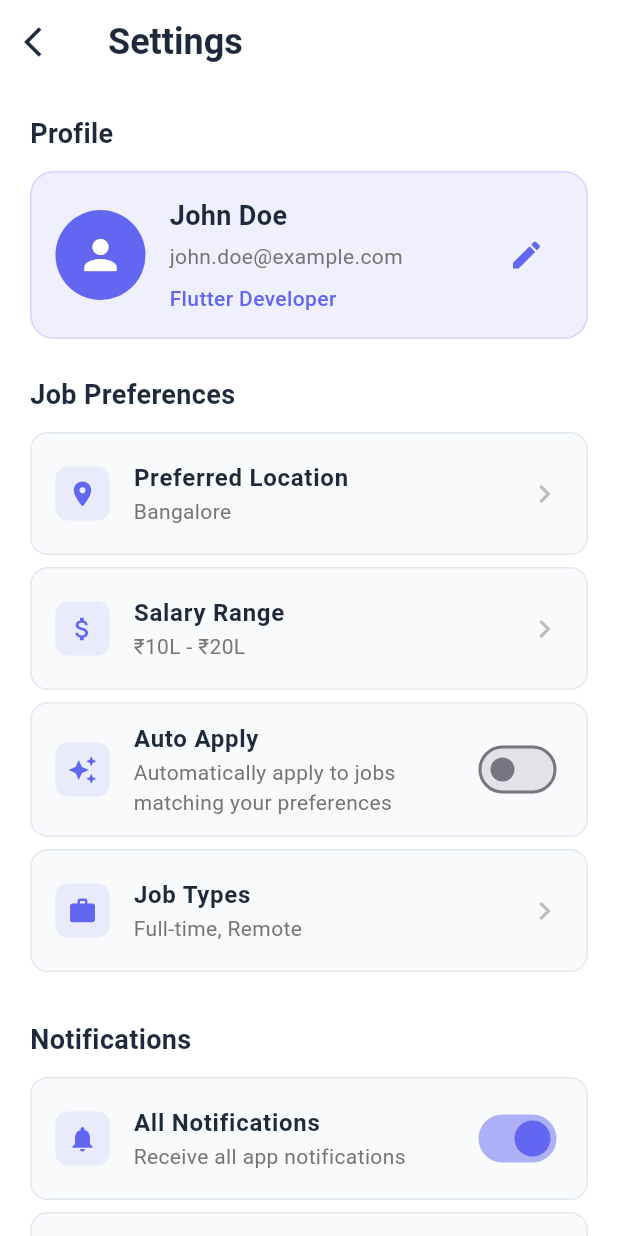
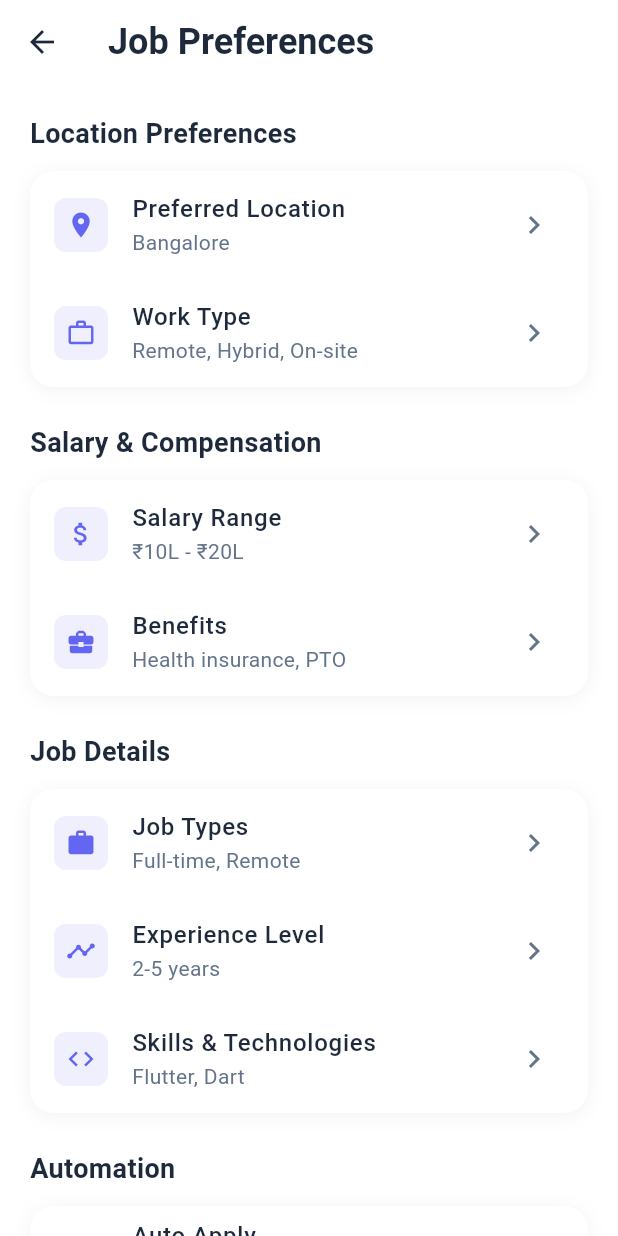
Before and after one commit to arnav-khandelwal/jobr, a Flutter app: the HomeScreen screen opened by its route, item 3 of the bottom bar chosen, on a phone screen of 412 x 824 dp. Run offline on Flutter 3.47's test engine with Material 3 defaults, Android fonts, the phone set to English and light mode, and no system bars; network calls fail.

Commit message:
added a preferences page

```diff
--- /dev/null
+++ b/lib/screens/preferences_screen.dart
@@ -0,0 +1,522 @@
+import 'package:flutter/material.dart';
+
+class PreferencesScreen extends StatefulWidget {
+  const PreferencesScreen({super.key});
+
+  @override
+  State<PreferencesScreen> createState() => _PreferencesScreenState();
+}
+
+class _PreferencesScreenState extends State<PreferencesScreen> {
+  bool _autoApply = false;
+  String _preferredLocation = 'Bangalore';
+  String _salaryRange = '₹10L - ₹20L';
+  String _jobTypes = 'Full-time, Remote';
+  String _experience = '2-5 years';
+  List<String> _selectedSkills = ['Flutter', 'Dart'];
+
+  @override
+  Widget build(BuildContext context) {
+    return Scaffold(
+      backgroundColor: Colors.white,
+      appBar: AppBar(
+        backgroundColor: Colors.white,
+        elevation: 0,
+        title: const Text(
+          'Job Preferences',
+          style: TextStyle(
+            fontSize: 24,
+            fontWeight: FontWeight.bold,
+            color: Color(0xFF1E293B),
+          ),
+        ),
+        centerTitle: false,
+      ),
+      body: SingleChildScrollView(
+        padding: const EdgeInsets.all(20),
+        child: Column(
+          crossAxisAlignment: CrossAxisAlignment.start,
+          children: [
+            // Location Preferences
+            _buildSectionHeader('Location Preferences'),
+            const SizedBox(height: 12),
+            _buildPreferenceCard(
+              children: [
+                _buildSettingsTile(
+                  icon: Icons.location_on,
+                  title: 'Preferred Location',
+                  subtitle: _preferredLocation,
+                  onTap: () => _showLocationPicker(),
+                ),
+                _buildSettingsTile(
+                  icon: Icons.work_outline,
+                  title: 'Work Type',
+                  subtitle: 'Remote, Hybrid, On-site',
+                  onTap: () => _showWorkTypePicker(),
+                ),
+              ],
+            ),
+            const SizedBox(height: 24),
+
+            // Salary & Compensation
+            _buildSectionHeader('Salary & Compensation'),
+            const SizedBox(height: 12),
+            _buildPreferenceCard(
+              children: [
+                _buildSettingsTile(
+                  icon: Icons.attach_money,
+                  title: 'Salary Range',
+                  subtitle: _salaryRange,
+                  onTap: () => _showSalaryPicker(),
+                ),
+                _buildSettingsTile(
+                  icon: Icons.business_center,
+                  title: 'Benefits',
+                  subtitle: 'Health insurance, PTO',
+                  onTap: () => _showBenefitsPicker(),
+                ),
+              ],
+            ),
+            const SizedBox(height: 24),
+
+            // Job Details
+            _buildSectionHeader('Job Details'),
+            const SizedBox(height: 12),
+            _buildPreferenceCard(
+              children: [
+                _buildSettingsTile(
+                  icon: Icons.work,
+                  title: 'Job Types',
+                  subtitle: _jobTypes,
+                  onTap: () => _showJobTypesPicker(),
+                ),
+                _buildSettingsTile(
+                  icon: Icons.timeline,
+                  title: 'Experience Level',
+                  subtitle: _experience,
+                  onTap: () => _showExperiencePicker(),
+                ),
+                _buildSettingsTile(
+                  icon: Icons.code,
+                  title: 'Skills & Technologies',
+                  subtitle: _selectedSkills.join(', '),
+                  onTap: () => _showSkillsPicker(),
+                ),
+              ],
+            ),
+            const SizedBox(height: 24),
+
+            // Automation
+            _buildSectionHeader('Automation'),
+            const SizedBox(height: 12),
+            _buildPreferenceCard(
+              children: [
+                _buildSwitchTile(
+                  icon: Icons.auto_awesome,
+                  title: 'Auto Apply',
+                  subtitle: 'Automatically apply to jobs matching your preferences',
+                  value: _autoApply,
+                  onChanged: (value) {
+                    setState(() {
+                      _autoApply = value;
+                    });
+                  },
+                ),
+                _buildSettingsTile(
+                  icon: Icons.schedule,
+                  title: 'Application Schedule',
+                  subtitle: 'Weekdays, 9 AM - 6 PM',
+                  onTap: () => _showSchedulePicker(),
+                ),
+              ],
+            ),
+            const SizedBox(height: 32),
+
+            // Save Button
+            SizedBox(
+              width: double.infinity,
+              child: ElevatedButton(
+                onPressed: () {
+                  _savePreferences();
+                },
+                style: ElevatedButton.styleFrom(
+                  backgroundColor: const Color(0xFF6366F1),
+                  foregroundColor: Colors.white,
+                  padding: const EdgeInsets.symmetric(vertical: 16),
+                  shape: RoundedRectangleBorder(
+                    borderRadius: BorderRadius.circular(12),
+                  ),
+                ),
+                child: const Text(
+                  'Save Preferences',
+                  style: TextStyle(
+                    fontSize: 16,
+                    fontWeight: FontWeight.w600,
+                  ),
+                ),
+              ),
+            ),
+          ],
+        ),
+      ),
+    );
+  }
+
+  Widget _buildSectionHeader(String title) {
+    return Text(
+      title,
+      style: const TextStyle(
+        fontSize: 18,
+        fontWeight: FontWeight.bold,
+        color: Color(0xFF1E293B),
+      ),
+    );
+  }
+
+  Widget _buildPreferenceCard({required List<Widget> children}) {
+    return Container(
+      decoration: BoxDecoration(
+        color: Colors.white,
+        borderRadius: BorderRadius.circular(16),
+        boxShadow: [
+          BoxShadow(
+            color: Colors.black.withOpacity(0.05),
+            blurRadius: 10,
+            offset: const Offset(0, 2),
+          ),
+        ],
+      ),
+      child: Column(children: children),
+    );
+  }
+
+  Widget _buildSettingsTile({
+    required IconData icon,
+    required String title,
+    required String subtitle,
+    required VoidCallback onTap,
+  }) {
+    return ListTile(
+      leading: Container(
+        padding: const EdgeInsets.all(8),
+        decoration: BoxDecoration(
+          color: const Color(0xFF6366F1).withOpacity(0.1),
+          borderRadius: BorderRadius.circular(8),
+        ),
+        child: Icon(
+          icon,
+          color: const Color(0xFF6366F1),
+          size: 20,
+        ),
+      ),
+      title: Text(
+        title,
+        style: const TextStyle(
+          fontSize: 16,
+          fontWeight: FontWeight.w500,
+          color: Color(0xFF1E293B),
+        ),
+      ),
+      subtitle: Text(
+        subtitle,
+        style: const TextStyle(
+          fontSize: 14,
+          color: Color(0xFF64748B),
+        ),
+      ),
+      trailing: const Icon(Icons.chevron_right, color: Color(0xFF64748B)),
+      onTap: onTap,
+    );
+  }
+
+  Widget _buildSwitchTile({
+    required IconData icon,
+    required String title,
+    required String subtitle,
+    required bool value,
+    required ValueChanged<bool> onChanged,
+  }) {
+    return ListTile(
+      leading: Container(
+        padding: const EdgeInsets.all(8),
+        decoration: BoxDecoration(
+          color: const Color(0xFF6366F1).withOpacity(0.1),
+          borderRadius: BorderRadius.circular(8),
+        ),
+        child: Icon(
+          icon,
+          color: const Color(0xFF6366F1),
+          size: 20,
+        ),
+      ),
+      title: Text(
+        title,
+        style: const TextStyle(
+          fontSize: 16,
+          fontWeight: FontWeight.w500,
+          color: Color(0xFF1E293B),
+        ),
+      ),
+      subtitle: Text(
+        subtitle,
+        style: const TextStyle(
+          fontSize: 14,
+          color: Color(0xFF64748B),
+        ),
+      ),
+      trailing: Switch(
+        value: value,
+        onChanged: onChanged,
+        activeColor: const Color(0xFF6366F1),
+      ),
+    );
+  }
+
+  void _showLocationPicker() {
+    showModalBottomSheet(
+      context: context,
+      shape: const RoundedRectangleBorder(
+        borderRadius: BorderRadius.vertical(top: Radius.circular(20)),
+      ),
+      builder: (context) => Container(
+        padding: const EdgeInsets.all(20),
+        child: Column(
+          mainAxisSize: MainAxisSize.min,
+          children: [
+            Container(
+              width: 40,
+              height: 4,
+              decoration: BoxDecoration(
+                color: Colors.grey[300],
+                borderRadius: BorderRadius.circular(2),
+              ),
+            ),
+            const SizedBox(height: 20),
+            const Text(
+              'Select Preferred Location',
+              style: TextStyle(
+                fontSize: 18,
+                fontWeight: FontWeight.bold,
+                color: Color(0xFF1E293B),
+              ),
+            ),
+            const SizedBox(height: 20),
+            ...[
+              'Bangalore',
+              'Mumbai',
+              'Delhi',
+              'Hyderabad',
+              'Chennai',
+              'Pune',
+              'Remote',
+              'Any Location',
+            ].map(
+              (location) => ListTile(
+                title: Text(location),
+                trailing: _preferredLocation == location
+                    ? const Icon(Icons.check, color: Color(0xFF6366F1))
+                    : null,
+                onTap: () {
+                  setState(() {
+                    _preferredLocation = location;
+                  });
+                  Navigator.pop(context);
+                },
+              ),
+            ),
+          ],
+        ),
+      ),
+    );
+  }
+
+  void _showSalaryPicker() {
+    showModalBottomSheet(
+      context: context,
+      shape: const RoundedRectangleBorder(
+        borderRadius: BorderRadius.vertical(top: Radius.circular(20)),
+      ),
+      builder: (context) => Container(
+        padding: const EdgeInsets.all(20),
+        child: Column(
+          mainAxisSize: MainAxisSize.min,
+          children: [
+            Container(
+              width: 40,
+              height: 4,
+              decoration: BoxDecoration(
+                color: Colors.grey[300],
+                borderRadius: BorderRadius.circular(2),
+              ),
+            ),
+            const SizedBox(height: 20),
+            const Text(
+              'Select Salary Range',
+              style: TextStyle(
+                fontSize: 18,
+                fontWeight: FontWeight.bold,
+                color: Color(0xFF1E293B),
+              ),
+            ),
+            const SizedBox(height: 20),
+            ...[
+              '₹3L - ₹5L',
+              '₹5L - ₹10L',
+              '₹10L - ₹20L',
+              '₹20L - ₹30L',
+              '₹30L - ₹50L',
+              '₹50L+',
+            ].map(
+              (range) => ListTile(
+                title: Text(range),
+                trailing: _salaryRange == range
+                    ? const Icon(Icons.check, color: Color(0xFF6366F1))
+                    : null,
+                onTap: () {
+                  setState(() {
+                    _salaryRange = range;
+                  });
+                  Navigator.pop(context);
+                },
+              ),
+            ),
+          ],
+        ),
+      ),
+    );
+  }
+
+  void _showJobTypesPicker() {
+    showModalBottomSheet(
+      context: context,
+      shape: const RoundedRectangleBorder(
+        borderRadius: BorderRadius.vertical(top: Radius.circular(20)),
+      ),
+      builder: (context) => Container(
+        padding: const EdgeInsets.all(20),
+        child: Column(
+          mainAxisSize: MainAxisSize.min,
+          children: [
+            Container(
+              width: 40,
+              height: 4,
+              decoration: BoxDecoration(
+                color: Colors.grey[300],
+                borderRadius: BorderRadius.circular(2),
+              ),
+            ),
+            const SizedBox(height: 20),
+            const Text(
+              'Select Job Types',
+              style: TextStyle(
+                fontSize: 18,
+                fontWeight: FontWeight.bold,
+                color: Color(0xFF1E293B),
+              ),
+            ),
+            const SizedBox(height: 20),
+            ...[
+              'Full-time',
+              'Part-time',
+              'Contract',
+              'Freelance',
+              'Internship',
+              'Remote',
+            ].map(
+              (type) => ListTile(
+                title: Text(type),
+                onTap: () {
+                  setState(() {
+                    _jobTypes = type;
+                  });
+                  Navigator.pop(context);
+                },
+              ),
+            ),
+          ],
+        ),
+      ),
+    );
+  }
+
+  void _showWorkTypePicker() {
+    // Implementation for work type picker
+  }
+
+  void _showBenefitsPicker() {
+    // Implementation for benefits picker
+  }
+
+  void _showExperiencePicker() {
+    showModalBottomSheet(
+      context: context,
+      shape: const RoundedRectangleBorder(
+        borderRadius: BorderRadius.vertical(top: Radius.circular(20)),
+      ),
+      builder: (context) => Container(
+        padding: const EdgeInsets.all(20),
+        child: Column(
+          mainAxisSize: MainAxisSize.min,
+          children: [
+            Container(
+              width: 40,
+              height: 4,
+              decoration: BoxDecoration(
+                color: Colors.grey[300],
+                borderRadius: BorderRadius.circular(2),
+              ),
+            ),
+            const SizedBox(height: 20),
+            const Text(
+              'Select Experience Level',
+              style: TextStyle(
+                fontSize: 18,
+                fontWeight: FontWeight.bold,
+                color: Color(0xFF1E293B),
+              ),
+            ),
+            const SizedBox(height: 20),
+            ...[
+              'Entry Level (0-2 years)',
+              'Mid Level (2-5 years)',
+              'Senior Level (5-10 years)',
+              'Lead/Principal (10+ years)',
+            ].map(
+              (level) => ListTile(
+                title: Text(level),
+                trailing: _experience == level
+                    ? const Icon(Icons.check, color: Color(0xFF6366F1))
+                    : null,
+                onTap: () {
+                  setState(() {
+                    _experience = level;
+                  });
+                  Navigator.pop(context);
+                },
+              ),
+            ),
+          ],
+        ),
+      ),
+    );
+  }
+
+  void _showSkillsPicker() {
+    // Implementation for skills picker
+  }
+
+  void _showSchedulePicker() {
+    // Implementation for schedule picker
+  }
+
+  void _savePreferences() {
+    // Save preferences to backend/storage
+    ScaffoldMessenger.of(context).showSnackBar(
+      const SnackBar(
+        content: Text('Preferences saved successfully!'),
+        backgroundColor: Colors.green,
+        duration: Duration(seconds: 2),
+      ),
+    );
+  }
+}
--- a/lib/screens/settings_screen.dart
+++ b/lib/screens/settings_screen.dart
@@ -12,9 +12,6 @@ class _SettingsScreenState extends State<SettingsScreen> {
   bool _emailNotifications = true;
   bool _pushNotifications = true;
   bool _darkMode = false;
-  bool _autoApply = false;
-  String _preferredLocation = 'Bangalore';
-  String _salaryRange = '₹10L - ₹20L';
 
   @override
   Widget build(BuildContext context) {
@@ -45,12 +42,6 @@ class _SettingsScreenState extends State<SettingsScreen> {
             _buildSectionHeader('Profile'),
             const SizedBox(height: 12),
             _buildProfileCard(),
-            const SizedBox(height: 24),
-
-            // Job Preferences
-            _buildSectionHeader('Job Preferences'),
-            const SizedBox(height: 12),
-            _buildJobPreferencesSection(),
             const SizedBox(height: 24),
 
             // Notifications
@@ -145,42 +136,6 @@ class _SettingsScreenState extends State<SettingsScreen> {
           ),
         ],
       ),
-    );
-  }
-
-  Widget _buildJobPreferencesSection() {
-    return Column(
-      children: [
-        _buildSettingsTile(
-          icon: Icons.location_on,
-          title: 'Preferred Location',
-          subtitle: _preferredLocation,
-          onTap: () => _showLocationPicker(),
-        ),
-        _buildSettingsTile(
-          icon: Icons.attach_money,
-          title: 'Salary Range',
-          subtitle: _salaryRange,
-          onTap: () => _showSalaryPicker(),
-        ),
-        _buildSwitchTile(
-          icon: Icons.auto_awesome,
-          title: 'Auto Apply',
-          subtitle: 'Automatically apply to jobs matching your preferences',
-          value: _autoApply,
-          onChanged: (value) {
-            setState(() {
-              _autoApply = value;
-            });
-          },
-        ),
-        _buildSettingsTile(
-          icon: Icons.work,
-          title: 'Job Types',
-          subtitle: 'Full-time, Remote',
-          onTap: () => _showJobTypesPicker(),
-        ),
-      ],
     );
   }
 
@@ -406,77 +361,6 @@ class _SettingsScreenState extends State<SettingsScreen> {
     );
   }
 
-  void _showLocationPicker() {
-    showModalBottomSheet(
-      context: context,
-      builder: (context) => Container(
-        padding: const EdgeInsets.all(20),
-        child: Column(
-          mainAxisSize: MainAxisSize.min,
-          children: [
-            const Text(
-              'Select Preferred Location',
-              style: TextStyle(fontSize: 18, fontWeight: FontWeight.bold),
-            ),
-            const SizedBox(height: 20),
-            ...[
-              'Bangalore',
-              'Mumbai',
-              'Delhi',
-              'Hyderabad',
-              'Chennai',
-              'Remote',
-            ].map(
-              (location) => ListTile(
-                title: Text(location),
-                onTap: () {
-                  setState(() {
-                    _preferredLocation = location;
-                  });
-                  Navigator.pop(context);
-                },
-              ),
-            ),
-          ],
-        ),
-      ),
-    );
-  }
-
-  void _showSalaryPicker() {
-    showModalBottomSheet(
-      context: context,
-      builder: (context) => Container(
-        padding: const EdgeInsets.all(20),
-        child: Column(
-          mainAxisSize: MainAxisSize.min,
-          children: [
-            const Text(
-              'Select Salary Range',
-              style: TextStyle(fontSize: 18, fontWeight: FontWeight.bold),
-            ),
-            const SizedBox(height: 20),
-            ...['₹5L - ₹10L', '₹10L - ₹20L', '₹20L - ₹30L', '₹30L+'].map(
-              (range) => ListTile(
-                title: Text(range),
-                onTap: () {
-                  setState(() {
-                    _salaryRange = range;
-                  });
-                  Navigator.pop(context);
-                },
-              ),
-            ),
-          ],
-        ),
-      ),
-    );
-  }
-
-  void _showJobTypesPicker() {
-    // Implementation for job types picker
-  }
-
   void _showLanguagePicker() {
     // Implementation for language picker
   }
```
Also changed, not shown: lib/widgets/bottom_navbar.dart (+10 -0 lines).
